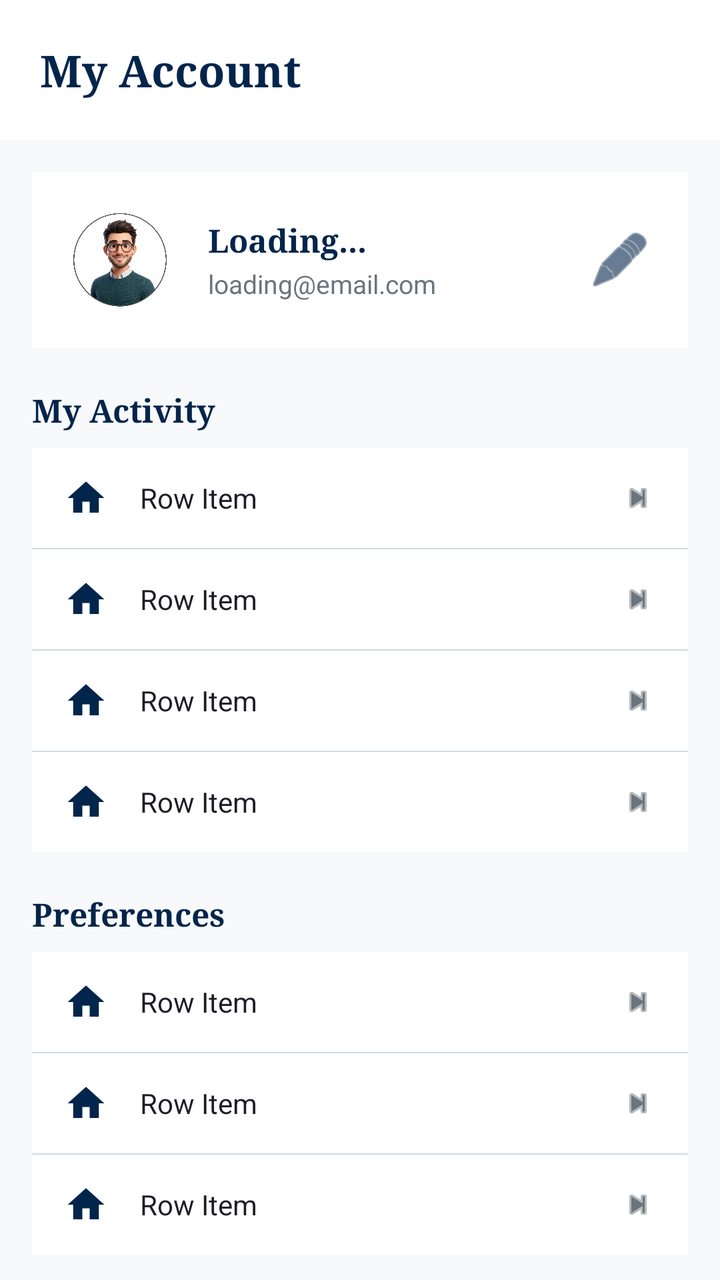
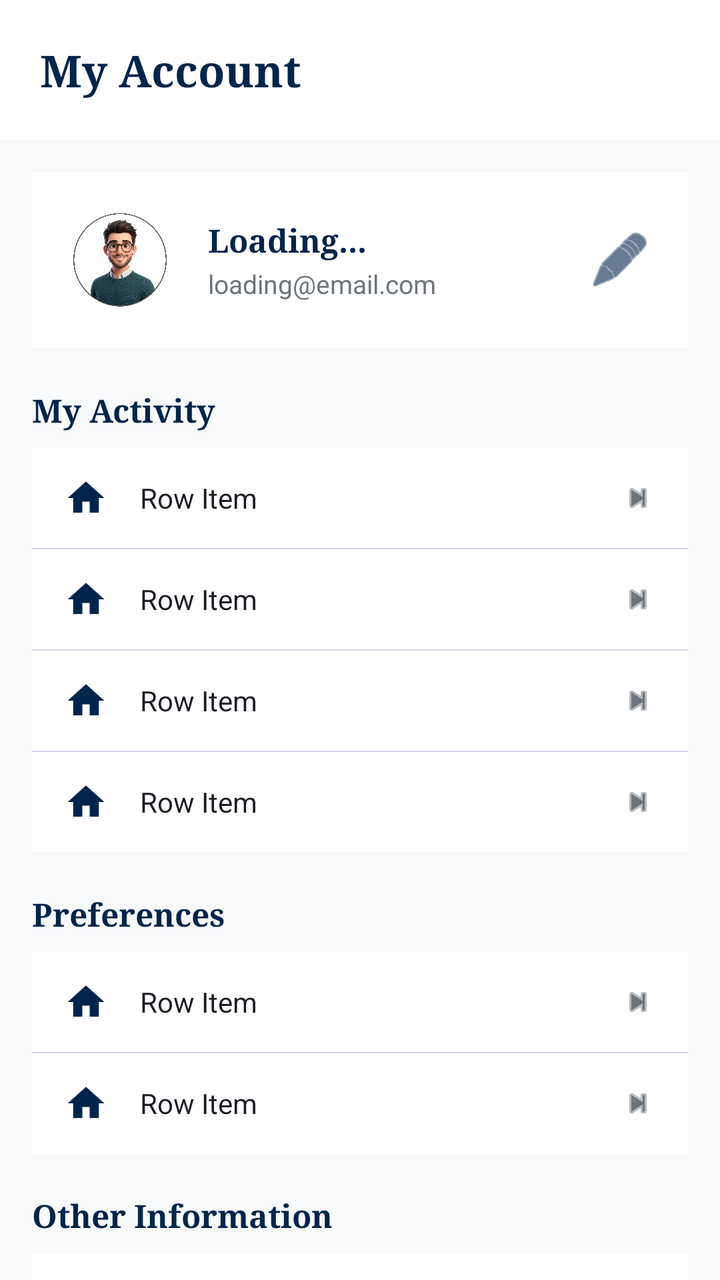

The first picture is an Android layout as it rendered before a commit; the second is the same layout after the commit. The layout source and the unified diff follow.
<!-- AndroidManifest.xml: application theme Theme.Skyport -->
<!-- res/layout/activity_my_account.xml -->
<?xml version="1.0" encoding="utf-8"?>
<LinearLayout xmlns:android="http://schemas.android.com/apk/res/android"
    xmlns:app="http://schemas.android.com/apk/res-auto"
    android:layout_width="match_parent"
    android:layout_height="match_parent"
    android:orientation="vertical"
    android:background="@color/background_light">

    
    <TextView
        android:layout_width="match_parent"
        android:layout_height="wrap_content"
        android:text="My Account"
        android:textColor="@color/skyport_navy"
        android:textSize="22sp"
        android:textStyle="bold"
        android:fontFamily="serif"
        android:padding="20dp"
        android:background="@color/white" />

    <androidx.core.widget.NestedScrollView
        android:layout_width="match_parent"
        android:layout_height="match_parent">

        <LinearLayout
            android:layout_width="match_parent"
            android:layout_height="wrap_content"
            android:orientation="vertical"
            android:padding="16dp">

            
            <LinearLayout
                android:layout_width="match_parent"
                android:layout_height="wrap_content"
                android:background="@color/white"
                android:orientation="horizontal"
                android:padding="16dp"
                android:gravity="center_vertical">

                <com.google.android.material.imageview.ShapeableImageView
                    android:id="@+id/ivProfileAvatar"
                    android:layout_width="56dp"
                    android:layout_height="56dp"
                    android:src="@drawable/ic_avatar"
                    android:scaleType="centerCrop"
                    app:shapeAppearanceOverlay="@style/CircleImage" />

                <LinearLayout
                    android:layout_width="0dp"
                    android:layout_height="wrap_content"
                    android:layout_weight="1"
                    android:layout_marginStart="16dp"
                    android:orientation="vertical">

                    <TextView
                        android:id="@+id/tvProfileName"
                        android:layout_width="wrap_content"
                        android:layout_height="wrap_content"
                        android:text="Loading..."
                        android:textColor="@color/skyport_navy"
                        android:textSize="16sp"
                        android:textStyle="bold"
                        android:fontFamily="serif" />

                    <TextView
                        android:id="@+id/tvProfileEmail"
                        android:layout_width="wrap_content"
                        android:layout_height="wrap_content"
                        android:text="loading@email.com"
                        android:textColor="@color/skyport_label_gray"
                        android:textSize="13sp"
                        android:layout_marginTop="2dp" />
                </LinearLayout>

                <ImageButton
                    android:id="@+id/btnEditProfile"
                    android:layout_width="36dp"
                    android:layout_height="36dp"
                    android:background="?attr/selectableItemBackgroundBorderless"
                    android:src="@android:drawable/ic_menu_edit"
                    android:tint="@color/skyport_navy" />
            </LinearLayout>

            
            <TextView
                android:layout_width="wrap_content"
                android:layout_height="wrap_content"
                android:text="My Activity"
                android:textColor="@color/skyport_navy"
                android:textSize="16sp"
                android:textStyle="bold"
                android:fontFamily="serif"
                android:layout_marginTop="20dp"
                android:layout_marginBottom="8dp" />

            <LinearLayout
                android:layout_width="match_parent"
                android:layout_height="wrap_content"
                android:background="@color/white"
                android:orientation="vertical">

                <include layout="@layout/item_profile_row"
                    android:id="@+id/rowNotifications" />
                <View android:layout_width="match_parent" android:layout_height="0.5dp" android:background="@color/skyport_field_line" />
                <include layout="@layout/item_profile_row"
                    android:id="@+id/rowFlightDetails" />
                <View android:layout_width="match_parent" android:layout_height="0.5dp" android:background="@color/skyport_field_line" />
                <include layout="@layout/item_profile_row"
                    android:id="@+id/rowTransactions" />
                <View android:layout_width="match_parent" android:layout_height="0.5dp" android:background="@color/skyport_field_line" />
                <include layout="@layout/item_profile_row"
                    android:id="@+id/rowPaymentMethods" />
            </LinearLayout>

            
            <TextView
                android:layout_width="wrap_content"
                android:layout_height="wrap_content"
                android:text="Preferences"
                android:textColor="@color/skyport_navy"
                android:textSize="16sp"
                android:textStyle="bold"
                android:fontFamily="serif"
                android:layout_marginTop="20dp"
                android:layout_marginBottom="8dp" />

            <LinearLayout
                android:layout_width="match_parent"
                android:layout_height="wrap_content"
                android:background="@color/white"
                android:orientation="vertical">

                <include layout="@layout/item_profile_row"
                    android:id="@+id/rowLanguage" />
                <View android:layout_width="match_parent" android:layout_height="0.5dp" android:background="@color/skyport_field_line" />
                <include layout="@layout/item_profile_row"
                    android:id="@+id/rowCurrency" />
                <View android:layout_width="match_parent" android:layout_height="0.5dp" android:background="@color/skyport_field_line" />
                <include layout="@layout/item_profile_row"
                    android:id="@+id/rowSettings" />
            </LinearLayout>

            
            <TextView
                android:layout_width="wrap_content"
                android:layout_height="wrap_content"
                android:text="Other Information"
                android:textColor="@color/skyport_navy"
                android:textSize="16sp"
                android:textStyle="bold"
                android:fontFamily="serif"
                android:layout_marginTop="20dp"
                android:layout_marginBottom="8dp" />

            <LinearLayout
                android:layout_width="match_parent"
                android:layout_height="wrap_content"
                android:background="@color/white"
                android:orientation="vertical">

                <include layout="@layout/item_profile_row"
                    android:id="@+id/rowHelp" />
                <View android:layout_width="match_parent" android:layout_height="0.5dp" android:background="@color/skyport_field_line" />
                <include layout="@layout/item_profile_row"
                    android:id="@+id/rowLogout" />
            </LinearLayout>

            <View android:layout_width="match_parent" android:layout_height="24dp" />

        </LinearLayout>
    </androidx.core.widget.NestedScrollView>

</LinearLayout>
<!-- res/layout/item_profile_row.xml (included above) -->
<?xml version="1.0" encoding="utf-8"?>
<LinearLayout xmlns:android="http://schemas.android.com/apk/res/android"
    android:layout_width="match_parent"
    android:layout_height="wrap_content"
    android:orientation="horizontal"
    android:gravity="center_vertical"
    android:paddingHorizontal="16dp"
    android:paddingVertical="14dp"
    android:background="?attr/selectableItemBackground">

    <ImageView
        android:id="@+id/ivRowIcon"
        android:layout_width="22dp"
        android:layout_height="22dp"
        android:src="@drawable/ic_nav_home"
        android:tint="@color/skyport_navy" />

    <TextView
        android:id="@+id/tvRowLabel"
        android:layout_width="0dp"
        android:layout_height="wrap_content"
        android:layout_weight="1"
        android:layout_marginStart="16dp"
        android:text="Row Item"
        android:textColor="@color/text_primary"
        android:textSize="14sp" />

    <ImageView
        android:layout_width="18dp"
        android:layout_height="18dp"
        android:src="@android:drawable/ic_media_next"
        android:tint="@color/skyport_label_gray" />

</LinearLayout>
<!-- resources referenced by this layout -->
<resources>
  <color name="background_light">#F8F9FB</color>
  <color name="skyport_field_line">#D1D9E6</color>
  <color name="skyport_label_gray">#6C757D</color>
  <color name="skyport_navy">#02254B</color>
  <color name="text_primary">#1D1D26</color>
  <color name="white">#FFFFFF</color>
  <!-- drawable ic_avatar: jpg bitmap (drawable, 397629 bytes) -->
  <!-- drawable ic_nav_home (drawable) -->
  <vector xmlns:android="http://schemas.android.com/apk/res/android"
      android:width="24dp"
      android:height="24dp"
      android:viewportWidth="24"
      android:viewportHeight="24">
      <path
          android:fillColor="#02254B"
          android:pathData="M10,20V14H14V20H19V12H22L12,3L2,12H5V20H10Z" />
  </vector>
  <style name="CircleImage" parent="">
          <item name="cornerSize">50%</item>
      </style>
  <style name="Theme.Skyport" parent="Theme.Material3.Light.NoActionBar">
          <item name="colorPrimary">@color/primary</item>
          <item name="android:windowBackground">@color/background_light</item>
          <item name="android:statusBarColor">@color/background_light</item>
          <item name="android:windowLightStatusBar">true</item>
      </style>
  <color name="primary">#0055FF</color>
</resources>

<!-- the commit's change to res/layout/activity_my_account.xml (unified diff, before → after) -->
@@ -131,9 +131,6 @@
                 android:orientation="vertical">
 
                 <include layout="@layout/item_profile_row"
-                    android:id="@+id/rowLanguage" />
-                <View android:layout_width="match_parent" android:layout_height="0.5dp" android:background="@color/skyport_field_line" />
-                <include layout="@layout/item_profile_row"
                     android:id="@+id/rowCurrency" />
                 <View android:layout_width="match_parent" android:layout_height="0.5dp" android:background="@color/skyport_field_line" />
                 <include layout="@layout/item_profile_row"
